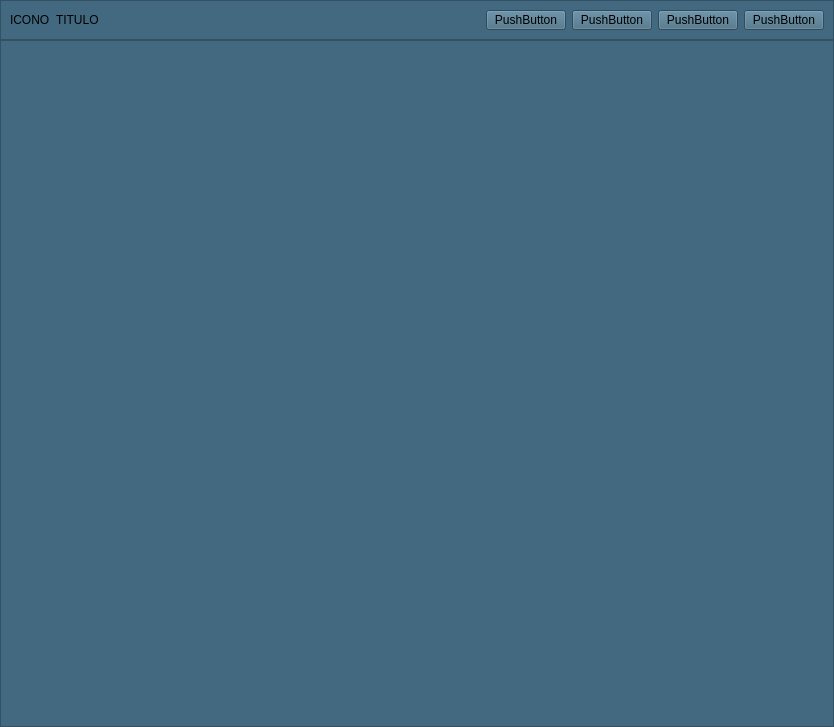
deybitsds/calculadora_python, file main.ui: the form before one commit.
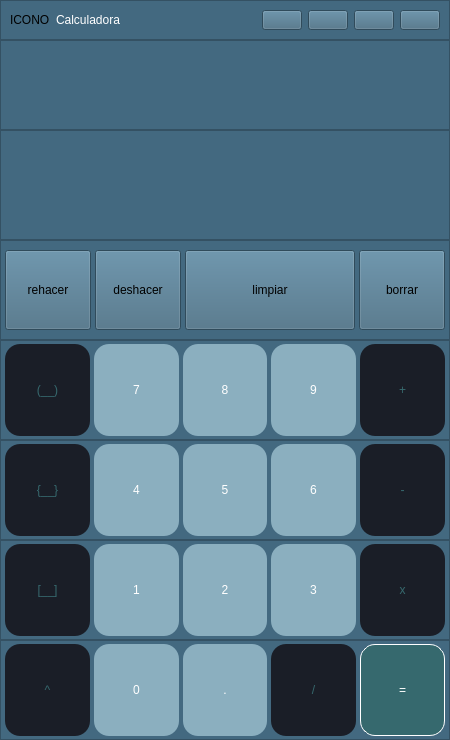
The form after the commit.

Commit message: implementado botones: falta iconos

Patch:
```diff
--- a/main.ui
+++ b/main.ui
@@ -6,10 +6,16 @@
    <rect>
     <x>0</x>
     <y>0</y>
-    <width>834</width>
-    <height>727</height>
+    <width>450</width>
+    <height>740</height>
    </rect>
   </property>
+  <property name="minimumSize">
+   <size>
+    <width>450</width>
+    <height>740</height>
+   </size>
+  </property>
   <property name="windowTitle">
    <string>MainWindow</string>
   </property>
@@ -37,7 +43,7 @@
      <widget class="QFrame" name="frame">
       <property name="minimumSize">
        <size>
-        <width>0</width>
+        <width>450</width>
         <height>40</height>
        </size>
       </property>
@@ -62,9 +68,12 @@
         </widget>
        </item>
        <item>
-        <widget class="QLabel" name="label_2">
+        <widget class="QLabel" name="titulo">
+         <property name="styleSheet">
+          <string notr="true">color: rgb(255, 255, 255);</string>
+         </property>
          <property name="text">
-          <string>TITULO</string>
+          <string>Calculadora</string>
          </property>
         </widget>
        </item>
@@ -84,28 +93,28 @@
        <item>
         <widget class="QPushButton" name="pushButton">
          <property name="text">
-          <string>PushButton</string>
+          <string/>
          </property>
         </widget>
        </item>
        <item>
         <widget class="QPushButton" name="pushButton_2">
          <property name="text">
-          <string>PushButton</string>
+          <string/>
          </property>
         </widget>
        </item>
        <item>
         <widget class="QPushButton" name="pushButton_3">
          <property name="text">
-          <string>PushButton</string>
+          <string/>
          </property>
         </widget>
        </item>
        <item>
         <widget class="QPushButton" name="pushButton_4">
          <property name="text">
-          <string>PushButton</string>
+          <string/>
          </property>
         </widget>
        </item>
@@ -113,7 +122,19 @@
      </widget>
     </item>
     <item>
-     <widget class="QFrame" name="frame_2">
+     <widget class="QFrame" name="fr_input">
+      <property name="minimumSize">
+       <size>
+        <width>450</width>
+        <height>90</height>
+       </size>
+      </property>
+      <property name="maximumSize">
+       <size>
+        <width>16777215</width>
+        <height>90</height>
+       </size>
+      </property>
       <property name="frameShape">
        <enum>QFrame::StyledPanel</enum>
       </property>
@@ -122,6 +143,733 @@
       </property>
      </widget>
     </item>
+    <item>
+     <widget class="QFrame" name="fr_output">
+      <property name="minimumSize">
+       <size>
+        <width>450</width>
+        <height>110</height>
+       </size>
+      </property>
+      <property name="frameShape">
+       <enum>QFrame::StyledPanel</enum>
+      </property>
+      <property name="frameShadow">
+       <enum>QFrame::Raised</enum>
+      </property>
+     </widget>
+    </item>
+    <item>
+     <widget class="QFrame" name="fr_clear">
+      <property name="minimumSize">
+       <size>
+        <width>450</width>
+        <height>100</height>
+       </size>
+      </property>
+      <property name="frameShape">
+       <enum>QFrame::StyledPanel</enum>
+      </property>
+      <property name="frameShadow">
+       <enum>QFrame::Raised</enum>
+      </property>
+      <layout class="QHBoxLayout" name="horizontalLayout_6">
+       <property name="spacing">
+        <number>4</number>
+       </property>
+       <property name="leftMargin">
+        <number>4</number>
+       </property>
+       <property name="topMargin">
+        <number>0</number>
+       </property>
+       <property name="rightMargin">
+        <number>4</number>
+       </property>
+       <property name="bottomMargin">
+        <number>0</number>
+       </property>
+       <item>
+        <widget class="QPushButton" name="bt_rehacer">
+         <property name="minimumSize">
+          <size>
+           <width>0</width>
+           <height>80</height>
+          </size>
+         </property>
+         <property name="text">
+          <string>rehacer</string>
+         </property>
+        </widget>
+       </item>
+       <item>
+        <widget class="QPushButton" name="bt_deshacer">
+         <property name="minimumSize">
+          <size>
+           <width>0</width>
+           <height>80</height>
+          </size>
+         </property>
+         <property name="text">
+          <string>deshacer</string>
+         </property>
+        </widget>
+       </item>
+       <item>
+        <widget class="QPushButton" name="bt_limpiar">
+         <property name="minimumSize">
+          <size>
+           <width>170</width>
+           <height>80</height>
+          </size>
+         </property>
+         <property name="text">
+          <string>limpiar</string>
+         </property>
+        </widget>
+       </item>
+       <item>
+        <widget class="QPushButton" name="bt_borrar">
+         <property name="minimumSize">
+          <size>
+           <width>0</width>
+           <height>80</height>
+          </size>
+         </property>
+         <property name="text">
+          <string>borrar</string>
+         </property>
+        </widget>
+       </item>
+      </layout>
+     </widget>
+    </item>
+    <item>
+     <widget class="QFrame" name="fr_789">
+      <property name="minimumSize">
+       <size>
+        <width>450</width>
+        <height>100</height>
+       </size>
+      </property>
+      <property name="frameShape">
+       <enum>QFrame::StyledPanel</enum>
+      </property>
+      <property name="frameShadow">
+       <enum>QFrame::Raised</enum>
+      </property>
+      <layout class="QHBoxLayout" name="horizontalLayout_5">
+       <property name="spacing">
+        <number>4</number>
+       </property>
+       <property name="leftMargin">
+        <number>4</number>
+       </property>
+       <property name="topMargin">
+        <number>0</number>
+       </property>
+       <property name="rightMargin">
+        <number>4</number>
+       </property>
+       <property name="bottomMargin">
+        <number>0</number>
+       </property>
+       <item>
+        <widget class="QPushButton" name="bt_parentesis">
+         <property name="minimumSize">
+          <size>
+           <width>78</width>
+           <height>92</height>
+          </size>
+         </property>
+         <property name="styleSheet">
+          <string notr="true">QPushButton {
+    background-color: rgb(26, 30, 39);
+    border-radius: 15px;
+    color: rgb(54, 105, 110);
+}
+
+QPushButton:hover {
+	background-color: rgb(139, 175, 191);
+}</string>
+         </property>
+         <property name="text">
+          <string>(__)</string>
+         </property>
+        </widget>
+       </item>
+       <item>
+        <widget class="QPushButton" name="bt_7">
+         <property name="minimumSize">
+          <size>
+           <width>78</width>
+           <height>92</height>
+          </size>
+         </property>
+         <property name="styleSheet">
+          <string notr="true">QPushButton {
+	background-color: rgb(139, 175, 191);
+    border-radius: 15px;
+    color: rgb(255, 255, 255);
+}
+
+QPushButton:hover {
+	background-color: rgb(26, 30, 39);
+}</string>
+         </property>
+         <property name="text">
+          <string>7</string>
+         </property>
+        </widget>
+       </item>
+       <item>
+        <widget class="QPushButton" name="bt_8">
+         <property name="minimumSize">
+          <size>
+           <width>78</width>
+           <height>92</height>
+          </size>
+         </property>
+         <property name="styleSheet">
+          <string notr="true">QPushButton {
+	background-color: rgb(139, 175, 191);
+    border-radius: 15px;
+    color: rgb(255, 255, 255);
+}
+
+QPushButton:hover {
+	background-color: rgb(26, 30, 39);
+}</string>
+         </property>
+         <property name="text">
+          <string>8</string>
+         </property>
+        </widget>
+       </item>
+       <item>
+        <widget class="QPushButton" name="bt_9">
+         <property name="minimumSize">
+          <size>
+           <width>78</width>
+           <height>92</height>
+          </size>
+         </property>
+         <property name="styleSheet">
+          <string notr="true">QPushButton {
+	background-color: rgb(139, 175, 191);
+    border-radius: 15px;
+    color: rgb(255, 255, 255);
+}
+
+QPushButton:hover {
+	background-color: rgb(26, 30, 39);
+}</string>
+         </property>
+         <property name="text">
+          <string>9</string>
+         </property>
+        </widget>
+       </item>
+       <item>
+        <widget class="QPushButton" name="bt_sum">
+         <property name="minimumSize">
+          <size>
+           <width>78</width>
+           <height>92</height>
+          </size>
+         </property>
+         <property name="styleSheet">
+          <string notr="true">QPushButton {
+    background-color: rgb(26, 30, 39);
+    border-radius: 15px;
+    color: rgb(54, 105, 110);
+}
+
+QPushButton:hover {
+	background-color: rgb(139, 175, 191);
+}</string>
+         </property>
+         <property name="text">
+          <string>+</string>
+         </property>
+        </widget>
+       </item>
+      </layout>
+     </widget>
+    </item>
+    <item>
+     <widget class="QFrame" name="fr_456">
+      <property name="minimumSize">
+       <size>
+        <width>450</width>
+        <height>100</height>
+       </size>
+      </property>
+      <property name="frameShape">
+       <enum>QFrame::StyledPanel</enum>
+      </property>
+      <property name="frameShadow">
+       <enum>QFrame::Raised</enum>
+      </property>
+      <layout class="QHBoxLayout" name="horizontalLayout_4">
+       <property name="spacing">
+        <number>4</number>
+       </property>
+       <property name="leftMargin">
+        <number>4</number>
+       </property>
+       <property name="topMargin">
+        <number>0</number>
+       </property>
+       <property name="rightMargin">
+        <number>4</number>
+       </property>
+       <property name="bottomMargin">
+        <number>0</number>
+       </property>
+       <item>
+        <widget class="QPushButton" name="bt_llaves">
+         <property name="minimumSize">
+          <size>
+           <width>78</width>
+           <height>92</height>
+          </size>
+         </property>
+         <property name="styleSheet">
+          <string notr="true">QPushButton {
+    background-color: rgb(26, 30, 39);
+    border-radius: 15px;
+    color: rgb(54, 105, 110);
+}
+
+QPushButton:hover {
+	background-color: rgb(139, 175, 191);
+}</string>
+         </property>
+         <property name="text">
+          <string>{__}</string>
+         </property>
+        </widget>
+       </item>
+       <item>
+        <widget class="QPushButton" name="bt_4">
+         <property name="minimumSize">
+          <size>
+           <width>78</width>
+           <height>92</height>
+          </size>
+         </property>
+         <property name="styleSheet">
+          <string notr="true">QPushButton {
+	background-color: rgb(139, 175, 191);
+    border-radius: 15px;
+    color: rgb(255, 255, 255);
+}
+
+QPushButton:hover {
+	background-color: rgb(26, 30, 39);
+}</string>
+         </property>
+         <property name="text">
+          <string>4</string>
+         </property>
+        </widget>
+       </item>
+       <item>
+        <widget class="QPushButton" name="bt_5">
+         <property name="minimumSize">
+          <size>
+           <width>78</width>
+           <height>92</height>
+          </size>
+         </property>
+         <property name="styleSheet">
+          <string notr="true">QPushButton {
+	background-color: rgb(139, 175, 191);
+    border-radius: 15px;
+    color: rgb(255, 255, 255);
+}
+
+QPushButton:hover {
+	background-color: rgb(26, 30, 39);
+}</string>
+         </property>
+         <property name="text">
+          <string>5</string>
+         </property>
+        </widget>
+       </item>
+       <item>
+        <widget class="QPushButton" name="bt_6">
+         <property name="minimumSize">
+          <size>
+           <width>78</width>
+           <height>92</height>
+          </size>
+         </property>
+         <property name="styleSheet">
+          <string notr="true">QPushButton {
+	background-color: rgb(139, 175, 191);
+    border-radius: 15px;
+    color: rgb(255, 255, 255);
+}
+
+QPushButton:hover {
+	background-color: rgb(26, 30, 39);
+}</string>
+         </property>
+         <property name="text">
+          <string>6</string>
+         </property>
+        </widget>
+       </item>
+       <item>
+        <widget class="QPushButton" name="bt_dif">
+         <property name="minimumSize">
+          <size>
+           <width>78</width>
+           <height>92</height>
+          </size>
+         </property>
+         <property name="styleSheet">
+          <string notr="true">QPushButton {
+    background-color: rgb(26, 30, 39);
+    border-radius: 15px;
+    color: rgb(54, 105, 110);
+}
+
+QPushButton:hover {
+	background-color: rgb(139, 175, 191);
+}</string>
+         </property>
+         <property name="text">
+          <string>-</string>
+         </property>
+        </widget>
+       </item>
+      </layout>
+     </widget>
+    </item>
+    <item>
+     <widget class="QFrame" name="fr_123">
+      <property name="minimumSize">
+       <size>
+        <width>450</width>
+        <height>100</height>
+       </size>
+      </property>
+      <property name="frameShape">
+       <enum>QFrame::StyledPanel</enum>
+      </property>
+      <property name="frameShadow">
+       <enum>QFrame::Raised</enum>
+      </property>
+      <layout class="QHBoxLayout" name="horizontalLayout_3">
+       <property name="spacing">
+        <number>4</number>
+       </property>
+       <property name="leftMargin">
+        <number>4</number>
+       </property>
+       <property name="topMargin">
+        <number>0</number>
+       </property>
+       <property name="rightMargin">
+        <number>4</number>
+       </property>
+       <property name="bottomMargin">
+        <number>0</number>
+       </property>
+       <item>
+        <widget class="QPushButton" name="bt_corchetes">
+         <property name="minimumSize">
+          <size>
+           <width>78</width>
+           <height>92</height>
+          </size>
+         </property>
+         <property name="styleSheet">
+          <string notr="true">QPushButton {
+    background-color: rgb(26, 30, 39);
+    border-radius: 15px;
+    color: rgb(54, 105, 110);
+}
+
+QPushButton:hover {
+	background-color: rgb(139, 175, 191);
+}</string>
+         </property>
+         <property name="text">
+          <string>[__]</string>
+         </property>
+        </widget>
+       </item>
+       <item>
+        <widget class="QPushButton" name="bt_1">
+         <property name="minimumSize">
+          <size>
+           <width>78</width>
+           <height>92</height>
+          </size>
+         </property>
+         <property name="styleSheet">
+          <string notr="true">QPushButton {
+	background-color: rgb(139, 175, 191);
+    border-radius: 15px;
+    color: rgb(255, 255, 255);
+}
+
+QPushButton:hover {
+	background-color: rgb(26, 30, 39);
+}</string>
+         </property>
+         <property name="text">
+          <string>1</string>
+         </property>
+        </widget>
+       </item>
+       <item>
+        <widget class="QPushButton" name="bt_2">
+         <property name="minimumSize">
+          <size>
+           <width>78</width>
+           <height>92</height>
+          </size>
+         </property>
+         <property name="styleSheet">
+          <string notr="true">QPushButton {
+	background-color: rgb(139, 175, 191);
+    border-radius: 15px;
+    color: rgb(255, 255, 255);
+}
+
+QPushButton:hover {
+	background-color: rgb(26, 30, 39);
+}</string>
+         </property>
+         <property name="text">
+          <string>2</string>
+         </property>
+        </widget>
+       </item>
+       <item>
+        <widget class="QPushButton" name="bt_3">
+         <property name="minimumSize">
+          <size>
+           <width>78</width>
+           <height>92</height>
+          </size>
+         </property>
+         <property name="styleSheet">
+          <string notr="true">QPushButton {
+	background-color: rgb(139, 175, 191);
+    border-radius: 15px;
+    color: rgb(255, 255, 255);
+}
+
+QPushButton:hover {
+	background-color: rgb(26, 30, 39);
+}</string>
+         </property>
+         <property name="text">
+          <string>3</string>
+         </property>
+        </widget>
+       </item>
+       <item>
+        <widget class="QPushButton" name="bt_mul">
+         <property name="minimumSize">
+          <size>
+           <width>78</width>
+           <height>92</height>
+          </size>
+         </property>
+         <property name="maximumSize">
+          <size>
+           <width>16777215</width>
+           <height>16777215</height>
+          </size>
+         </property>
+         <property name="styleSheet">
+          <string notr="true">QPushButton {
+    background-color: rgb(26, 30, 39);
+    border-radius: 15px;
+    color: rgb(54, 105, 110);
+}
+
+QPushButton:hover {
+	background-color: rgb(139, 175, 191);
+}</string>
+         </property>
+         <property name="text">
+          <string>x</string>
+         </property>
+        </widget>
+       </item>
+      </layout>
+     </widget>
+    </item>
+    <item>
+     <widget class="QFrame" name="fr_0">
+      <property name="minimumSize">
+       <size>
+        <width>450</width>
+        <height>100</height>
+       </size>
+      </property>
+      <property name="frameShape">
+       <enum>QFrame::StyledPanel</enum>
+      </property>
+      <property name="frameShadow">
+       <enum>QFrame::Raised</enum>
+      </property>
+      <layout class="QHBoxLayout" name="horizontalLayout_2">
+       <property name="spacing">
+        <number>4</number>
+       </property>
+       <property name="leftMargin">
+        <number>4</number>
+       </property>
+       <property name="topMargin">
+        <number>0</number>
+       </property>
+       <property name="rightMargin">
+        <number>4</number>
+       </property>
+       <property name="bottomMargin">
+        <number>0</number>
+       </property>
+       <item>
+        <widget class="QPushButton" name="bt_pow">
+         <property name="minimumSize">
+          <size>
+           <width>78</width>
+           <height>92</height>
+          </size>
+         </property>
+         <property name="styleSheet">
+          <string notr="true">QPushButton {
+    background-color: rgb(26, 30, 39);
+    border-radius: 15px;
+    color: rgb(54, 105, 110);
+}
+
+QPushButton:hover {
+	background-color: rgb(139, 175, 191);
+}</string>
+         </property>
+         <property name="text">
+          <string>^</string>
+         </property>
+        </widget>
+       </item>
+       <item>
+        <widget class="QPushButton" name="bt_0">
+         <property name="minimumSize">
+          <size>
+           <width>78</width>
+           <height>92</height>
+          </size>
+         </property>
+         <property name="styleSheet">
+          <string notr="true">QPushButton {
+	background-color: rgb(139, 175, 191);
+    border-radius: 15px;
+    color: rgb(255, 255, 255);
+}
+
+QPushButton:hover {
+	background-color: rgb(26, 30, 39);
+}</string>
+         </property>
+         <property name="text">
+          <string>0</string>
+         </property>
+        </widget>
+       </item>
+       <item>
+        <widget class="QPushButton" name="bt_punto">
+         <property name="minimumSize">
+          <size>
+           <width>78</width>
+           <height>92</height>
+          </size>
+         </property>
+         <property name="styleSheet">
+          <string notr="true">QPushButton {
+	background-color: rgb(139, 175, 191);
+    border-radius: 15px;
+    color: rgb(255, 255, 255);
+}
+
+QPushButton:hover {
+	background-color: rgb(26, 30, 39);
+}</string>
+         </property>
+         <property name="text">
+          <string>.</string>
+         </property>
+        </widget>
+       </item>
+       <item>
+        <widget class="QPushButton" name="bt_div">
+         <property name="minimumSize">
+          <size>
+           <width>78</width>
+           <height>92</height>
+          </size>
+         </property>
+         <property name="styleSheet">
+          <string notr="true">QPushButton {
+    background-color: rgb(26, 30, 39);
+    border-radius: 15px;
+    color: rgb(54, 105, 110);
+}
+
+QPushButton:hover {
+	background-color: rgb(139, 175, 191);
+}</string>
+         </property>
+         <property name="text">
+          <string>/</string>
+         </property>
+        </widget>
+       </item>
+       <item>
+        <widget class="QPushButton" name="bt_resul">
+         <property name="minimumSize">
+          <size>
+           <width>78</width>
+           <height>92</height>
+          </size>
+         </property>
+         <property name="maximumSize">
+          <size>
+           <width>16777215</width>
+           <height>16777215</height>
+          </size>
+         </property>
+         <property name="styleSheet">
+          <string notr="true">QPushButton {
+    background-color: rgb(54, 105, 110);
+    border-radius: 15px;
+    color: rgb(255, 255, 255);
+    border: 1px solid rgb(255, 255, 255);
+}
+
+QPushButton:hover {
+	background-color: rgb(255, 255, 255);
+    color: rgb(139, 175, 191);
+}</string>
+         </property>
+         <property name="text">
+          <string>=</string>
+         </property>
+        </widget>
+       </item>
+      </layout>
+     </widget>
+    </item>
    </layout>
   </widget>
  </widget>
```
Left out of the diff: 14 changed lines with no effect on the pictures.
